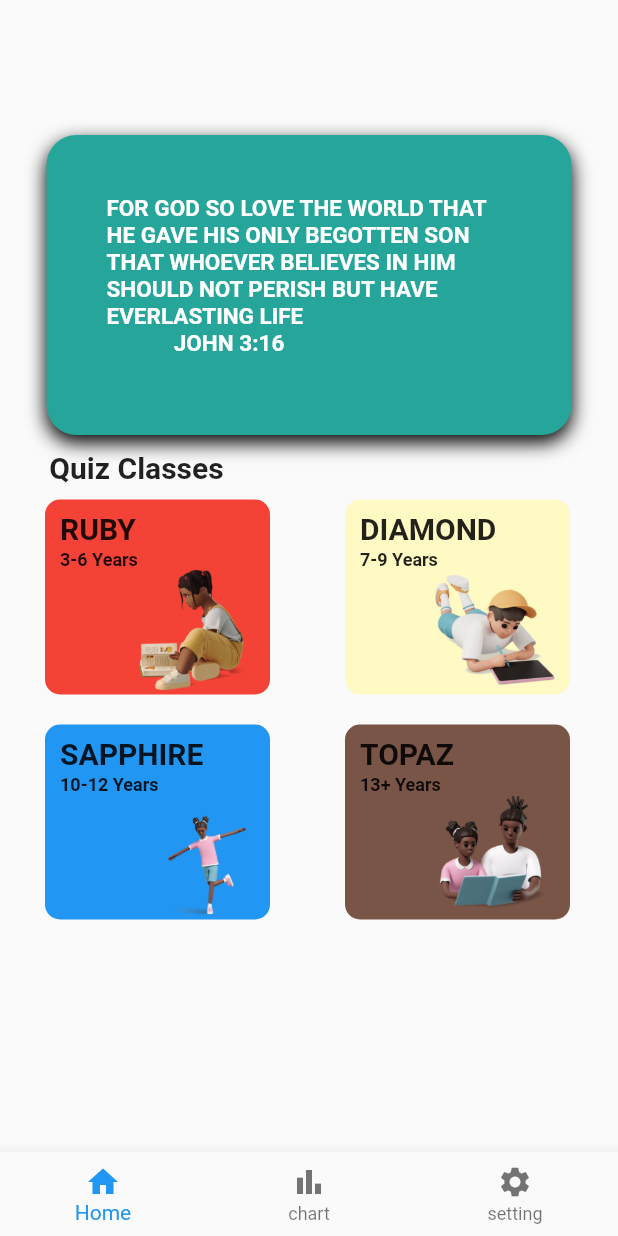
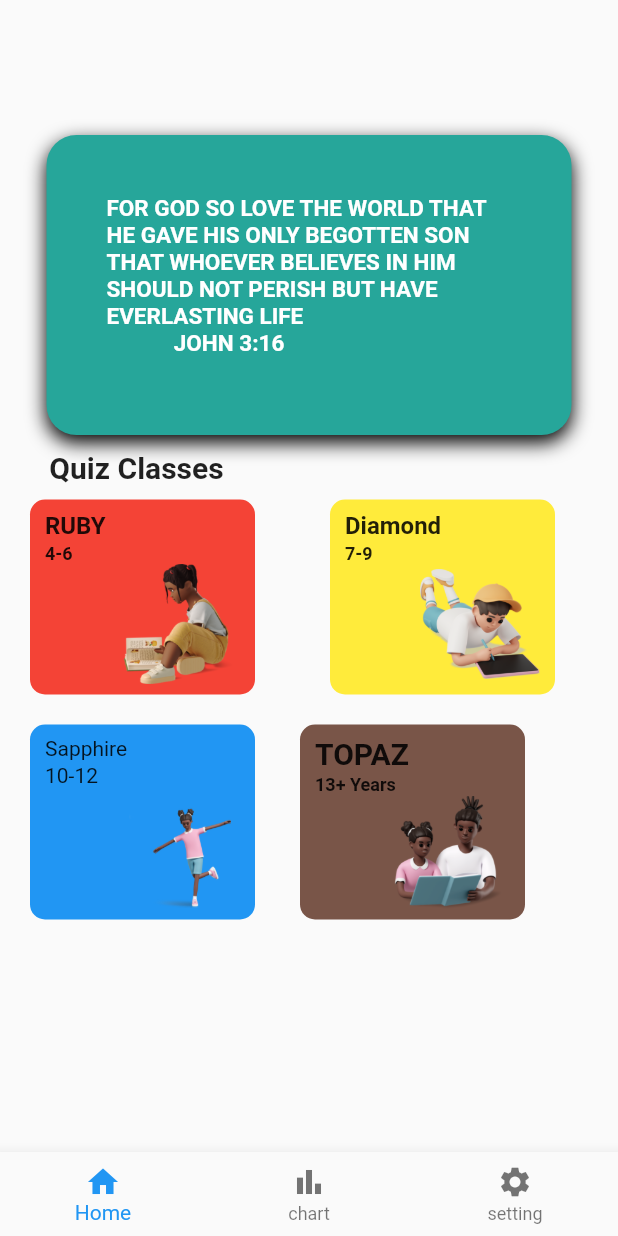
Before and after one commit to donduks/bible_quizzer2, a Flutter app: the HomePage screen opened directly, on a phone screen of 412 x 824 dp. Run offline on Flutter 3.47's test engine with Material 2 defaults, Android fonts, the phone set to English and light mode, and no system bars; our stand-ins replace circular_countdown_timer.

```diff
--- /dev/null
+++ b/lib/constants.dart
@@ -0,0 +1,18 @@
+import 'package:flutter/material.dart';
+
+var kLargeText = const TextStyle(
+  fontSize: 16,
+  fontWeight: FontWeight.bold,
+);
+
+var kSmallText = const TextStyle(
+  fontSize: 12,
+  fontWeight: FontWeight.bold,
+);
+
+var kWidthBox = const SizedBox(
+  width: 30,
+);
+var kHeigthBox = const SizedBox(
+  height: 20,
+);
--- a/lib/home_page.dart
+++ b/lib/home_page.dart
@@ -1,4 +1,7 @@
+import 'package:bible_quizzer/constants.dart';
 import 'package:bible_quizzer/diamond/diamond1.dart';
+
+import 'package:bible_quizzer/widgets.dart';
 import 'package:flutter/material.dart';
 
 class HomePage extends StatefulWidget {
@@ -13,10 +16,10 @@ class _HomePageState extends State<HomePage> {
   @override
   Widget build(BuildContext context) {
     return Scaffold(
-      body: currentIndex == 0 ?  Column(
+      body: currentIndex == 0
+          ? Column(
               children: [
                 Container(
-
                   margin: const EdgeInsets.only(top: 90),
                   padding: const EdgeInsets.all(40),
                   height: 200,
@@ -61,158 +64,66 @@ class _HomePageState extends State<HomePage> {
                 ),
                 Row(
                   children: [
-              Container(
-                margin: const EdgeInsets.only(left: 30),
-                height: 130,
-                width: 150,
-                decoration: const BoxDecoration(
+                    Column(
+                      children: [
+                        MyWidget(
+                            text: Text(
+                              'RUBY',
+                              style: kLargeText,
+                            ),
+                            text2: Text(
+                              '4-6',
+                              style: kSmallText,
+                            ),
                             color: Colors.red,
-                  borderRadius: BorderRadius.only(
-                    bottomLeft: Radius.circular(10),
-                    bottomRight: Radius.circular(10),
-                    topLeft: Radius.circular(10),
-                    topRight: Radius.circular(10),
-                  ),
-                ),
-                child: Column(
-                  crossAxisAlignment: CrossAxisAlignment.start,
-                  children: [
-                    Container(
-                      padding: const EdgeInsets.only(top: 8, left: 10),
-                      child: const Text(
-                        'RUBY',
-                        style: TextStyle(
-                            fontWeight: FontWeight.bold, fontSize: 20),
-                      ),
-                    ),
-                    Container(
-                      padding: const EdgeInsets.only(top: 2, left: 10),
-                      child: const Text(
-                        '3-6 Years',
-                        style: TextStyle(
-                            fontWeight: FontWeight.bold, fontSize: 12),
-                      ),
-                    ),
-                    Container(
-                      margin: const EdgeInsets.only(left: 60),
-                      height: 80,
-                      width: 80,
+                            onTap: () {},
                             decoration: const BoxDecoration(
                               image: DecorationImage(
                                 image: AssetImage('images/girl1.png'),
                               ),
-                      ),
-                    ),
+                            )),
                       ],
                     ),
+                    kWidthBox,
+                    Container(
+                      child: MyWidget(
+                        text: Text(
+                          'Diamond',
+                          style: kLargeText,
                         ),
-              const SizedBox(
-                width: 50,
+                        text2: Text(
+                          '7-9',
+                          style: kSmallText,
                         ),
-              GestureDetector(
+                        color: Colors.yellow,
                         onTap: () {
-                  Navigator.of(context).push(MaterialPageRoute(builder: (context) => const Diamond1()));
+                          Navigator.of(context).push(MaterialPageRoute(
+                              builder: (context) => const Diamond1()));
                         },
-                child: Container(
-                  height: 130,
-                  width: 150,
-                  decoration: BoxDecoration(
-                    color: Colors.yellow[100],
-                    borderRadius: const BorderRadius.only(
-                      bottomLeft: Radius.circular(10),
-                      bottomRight: Radius.circular(10),
-                      topLeft: Radius.circular(10),
-                      topRight: Radius.circular(10),
-                    ),
-                  ),
-                  child: Column(
-                    crossAxisAlignment: CrossAxisAlignment.start,
-                    children: [
-                      Container(
-                        padding: const EdgeInsets.only(top: 8, left: 10),
-                        child: const Text(
-                          'DIAMOND',
-                          style: TextStyle(
-                              fontWeight: FontWeight.bold, fontSize: 20),
-                        ),
-                      ),
-                      Container(
-                        padding: const EdgeInsets.only(top: 2, left: 10),
-                        child: const Text(
-                          '7-9 Years',
-                          style: TextStyle(
-                              fontWeight: FontWeight.bold, fontSize: 12),
-                        ),
-                      ),
-                      Container(
-                        margin: const EdgeInsets.only(left: 60),
-                        height: 80,
-                        width: 80,
                         decoration: const BoxDecoration(
                           image: DecorationImage(
                             image: AssetImage('images/ipad.png'),
                           ),
                         ),
                       ),
-                    ],
-                  ),
-                ),
                     ),
                   ],
                 ),
-          const SizedBox(
-            height: 20,
-          ),
+                kHeigthBox,
                 Row(
                   children: [
-              Container(
-                margin: const EdgeInsets.only(left: 30),
-                height: 130,
-                width: 150,
-                decoration: const BoxDecoration(
+                    MyWidget(
+                      text: const Text('Sapphire'),
+                      text2: const Text('10-12'),
                       color: Colors.blue,
-                  borderRadius: BorderRadius.only(
-                    bottomLeft: Radius.circular(10),
-                    bottomRight: Radius.circular(10),
-                    topLeft: Radius.circular(10),
-                    topRight: Radius.circular(10),
-                  ),
-                ),
-                child: Column(
-                  crossAxisAlignment: CrossAxisAlignment.start,
-                  children: [
-                    Container(
-                      padding: const EdgeInsets.only(top: 8, left: 10),
-                      child: const Text(
-                        'SAPPHIRE',
-                        style: TextStyle(
-                            fontWeight: FontWeight.bold, fontSize: 20),
-                      ),
-                    ),
-                    Container(
-                      padding: const EdgeInsets.only(top: 2, left: 10),
-                      child: const Text(
-                        '10-12 Years',
-                        style: TextStyle(
-                            fontWeight: FontWeight.bold, fontSize: 12),
-                      ),
-                    ),
-                    Container(
-                      margin: const EdgeInsets.only(left: 60),
-                      height: 80,
-                      width: 80,
+                      onTap: () {},
                       decoration: const BoxDecoration(
                         image: DecorationImage(
                           image: AssetImage('images/joy.png'),
                         ),
                       ),
                     ),
-                  ],
-                ),
-              ),
-              const SizedBox(
-                width: 50,
-              ),
+                    kWidthBox,
                     Container(
                       height: 130,
                       width: 150,
@@ -260,7 +171,8 @@ class _HomePageState extends State<HomePage> {
                   ],
                 ),
               ],
-      ) : const SizedBox(),
+            )
+          : const SizedBox(),
       bottomNavigationBar: BottomNavigationBar(
         items: const [
           BottomNavigationBarItem(
@@ -275,12 +187,11 @@ class _HomePageState extends State<HomePage> {
             label: 'setting',
             icon: Icon(Icons.settings),
           ),
-
         ],
         currentIndex: currentIndex,
-        onTap: (int indext){
+        onTap: (int index) {
           setState(() {
-            currentIndex = indext;
+            currentIndex = index;
           });
         },
       ),
--- /dev/null
+++ b/lib/widgets.dart
@@ -0,0 +1,55 @@
+import 'package:flutter/material.dart';
+
+class MyWidget extends StatelessWidget {
+  const MyWidget(
+      {super.key,
+      required this.text,
+      required this.text2,
+      required this.color,
+      required this.onTap,
+      required this.decoration});
+
+  final Text text;
+  final Text text2;
+  final Color color;
+  final Function() onTap;
+  final BoxDecoration decoration;
+
+  @override
+  Widget build(BuildContext context) {
+    return GestureDetector(
+      onTap: onTap,
+      child: Container(
+        margin: EdgeInsets.only(left: 20),
+        height: 130,
+        width: 150,
+        decoration: BoxDecoration(
+          color: color,
+          borderRadius: const BorderRadius.only(
+            bottomLeft: Radius.circular(10),
+            bottomRight: Radius.circular(10),
+            topLeft: Radius.circular(10),
+            topRight: Radius.circular(10),
+          ),
+        ),
+        child: Column(
+          crossAxisAlignment: CrossAxisAlignment.start,
+          children: [
+            Container(
+              padding: const EdgeInsets.only(top: 8, left: 10),
+              child: text,
+            ),
+            Container(
+                padding: const EdgeInsets.only(top: 2, left: 10), child: text2),
+            Container(
+              margin: const EdgeInsets.only(left: 60),
+              height: 80,
+              width: 80,
+              decoration: decoration,
+            ),
+          ],
+        ),
+      ),
+    );
+  }
+}
```
Lines whose indentation alone changed are shown as unchanged.
